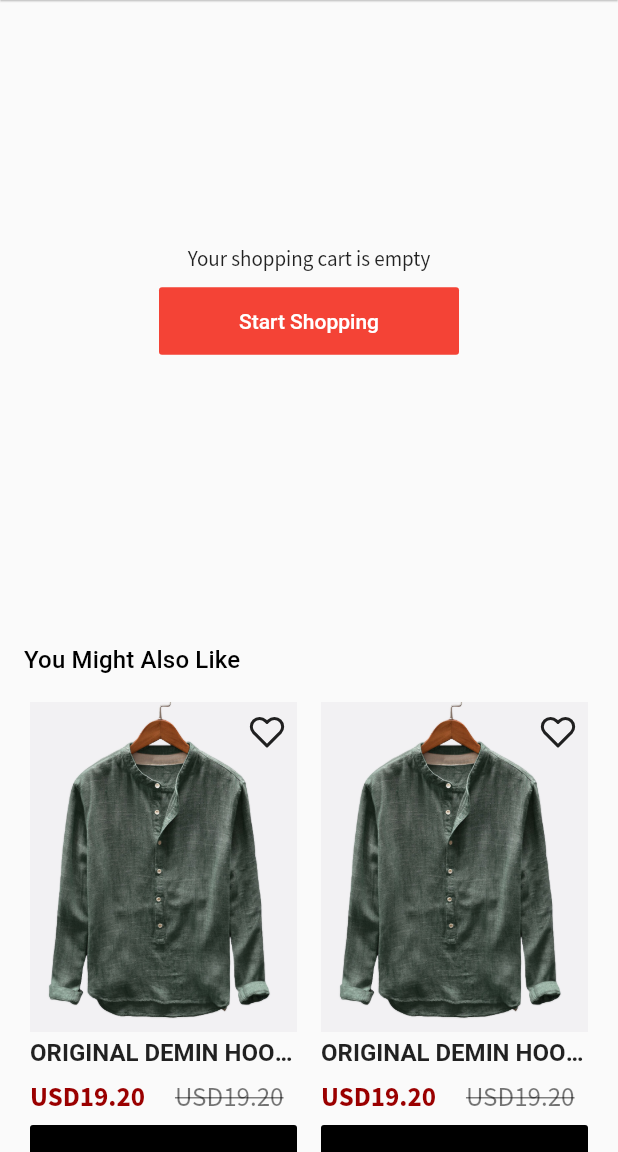
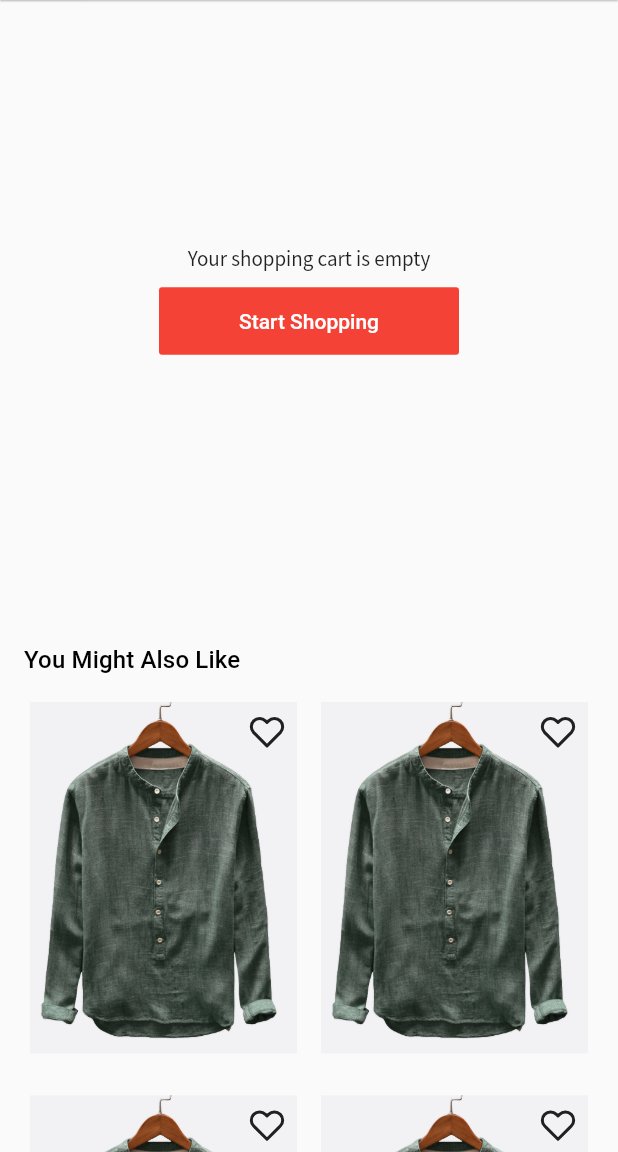
Before and after one commit to olayemii/ezcart, a Flutter app: the Cart screen opened directly, on a phone screen of 412 x 824 dp, the part 84-1236 px from its top. Run offline on Flutter 3.47's test engine with Material 2 defaults, Android fonts, the phone set to English and light mode, and no system bars; our stand-ins replace dots_indicator, dynamic_theme, flutter_icons, google_fonts, intro_slider, md2_tab_indicator.

Commit message:
FIX: remove add to cart button

```diff
--- a/lib/main.dart
+++ b/lib/main.dart
@@ -25,7 +25,7 @@ class MyApp extends StatelessWidget {
           title: 'Flutter Demo',
           debugShowCheckedModeBanner: false,
           theme: theme,
-          initialRoute: CART,
+          initialRoute: CATEGORY,
           onGenerateRoute: onGenerateRoute,
         );
       },
--- a/lib/routes/router.dart
+++ b/lib/routes/router.dart
@@ -1,5 +1,6 @@
 import 'package:ezcart/pages/account.dart';
 import 'package:ezcart/pages/cart.dart';
+import 'package:ezcart/pages/categories.dart';
 import 'package:ezcart/pages/homepage.dart';
 import 'package:ezcart/pages/product_detail.dart';
 import 'package:ezcart/pages/walkthrough.dart';
@@ -20,6 +21,8 @@ Route<dynamic> onGenerateRoute(RouteSettings settings) {
           builder: (BuildContext context) => Walkthrough());
     case CART:
       return MaterialPageRoute(builder: (BuildContext context) => Cart());
+    case CATEGORY:
+      return MaterialPageRoute(builder: (BuildContext context) => Categories());
     default:
       return MaterialPageRoute(
           builder: (BuildContext context) => ProductDetail());
--- a/lib/routes/routes.dart
+++ b/lib/routes/routes.dart
@@ -3,3 +3,4 @@ const String PRODUCT_DETAIL = "/product-detail";
 const String ACCOUNT = "/account";
 const String WALKTHROUGH = "/walkthrough";
 const String CART = "/cart";
+const String CATEGORY = "/category";
--- a/lib/widgets/product_card.dart
+++ b/lib/widgets/product_card.dart
@@ -13,7 +13,7 @@ class ProductCard extends StatelessWidget {
         bottom: 20.0,
       ),
       child: Container(
-        height: 300.0,
+        height: 230.0,
         child: Column(
           children: <Widget>[
             Expanded(
@@ -41,62 +41,62 @@ class ProductCard extends StatelessWidget {
                 ),
               ),
             ),
-            ListTile(
-              contentPadding: EdgeInsets.all(0),
-              title: Text(
-                "Original Demin Hoodie Thick Cotton".toUpperCase(),
-                style: TextStyle(
-                  fontWeight: FontWeight.bold,
-                ),
-                maxLines: 1,
-                overflow: TextOverflow.ellipsis,
-              ),
-              subtitle: Container(
-                child: Column(
-                  crossAxisAlignment: CrossAxisAlignment.stretch,
-                  children: <Widget>[
-                    Padding(
-                      padding: const EdgeInsets.symmetric(vertical: 8.0),
-                      child: Row(
-                        children: <Widget>[
-                          Text(
-                            "USD19.20",
-                            style: TextStyle(
-                              fontSize: 18.0,
-                              color: Color(0xFF9A0000),
-                              fontWeight: FontWeight.bold,
-                            ),
-                          ),
-                          SizedBox(
-                            width: 20.0,
-                          ),
-                          Text(
-                            "USD19.20",
-                            style: TextStyle(
-                              fontSize: 18.0,
-                              decoration: TextDecoration.lineThrough,
-                            ),
-                          ),
-                        ],
-                      ),
-                    ),
-                    Container(
-                      height: 50.0,
-                      child: FlatButton(
-                        child: Text(
-                          "ADD TO BAG",
-                          style: TextStyle(
-                            color: Colors.white,
-                          ),
-                        ),
-                        onPressed: () {},
-                        color: Colors.black,
-                      ),
-                    )
-                  ],
-                ),
-              ),
-            )
+            // ListTile(
+            //   contentPadding: EdgeInsets.all(0),
+            //   title: Text(
+            //     "Original Demin Hoodie Thick Cotton".toUpperCase(),
+            //     style: TextStyle(
+            //       fontWeight: FontWeight.bold,
+            //     ),
+            //     maxLines: 1,
+            //     overflow: TextOverflow.ellipsis,
+            //   ),
+            //   subtitle: Container(
+            //     child: Column(
+            //       crossAxisAlignment: CrossAxisAlignment.stretch,
+            //       children: <Widget>[
+            //         Padding(
+            //           padding: const EdgeInsets.symmetric(vertical: 8.0),
+            //           child: Row(
+            //             children: <Widget>[
+            //               Text(
+            //                 "USD19.20",
+            //                 style: TextStyle(
+            //                   fontSize: 18.0,
+            //                   color: Color(0xFF9A0000),
+            //                   fontWeight: FontWeight.bold,
+            //                 ),
+            //               ),
+            //               SizedBox(
+            //                 width: 20.0,
+            //               ),
+            //               Text(
+            //                 "USD19.20",
+            //                 style: TextStyle(
+            //                   fontSize: 18.0,
+            //                   decoration: TextDecoration.lineThrough,
+            //                 ),
+            //               ),
+            //             ],
+            //           ),
+            //         ),
+            //         Container(
+            //           height: 50.0,
+            //           child: FlatButton(
+            //             child: Text(
+            //               "ADD TO BAG",
+            //               style: TextStyle(
+            //                 color: Colors.white,
+            //               ),
+            //             ),
+            //             onPressed: () {},
+            //             color: Colors.black,
+            //           ),
+            //         )
+            //       ],
+            //     ),
+            //   ),
+            // )
           ],
         ),
       ),
--- a/lib/widgets/suggestions.dart
+++ b/lib/widgets/suggestions.dart
@@ -30,7 +30,7 @@ class Suggestions extends StatelessWidget {
             physics: NeverScrollableScrollPhysics(),
             shrinkWrap: true,
             crossAxisCount: 2,
-            childAspectRatio: 0.5,
+            childAspectRatio: 0.7,
             padding: const EdgeInsets.all(4.0),
             mainAxisSpacing: 8.0,
             crossAxisSpacing: 16.0,
```
Also changed, not shown: lib/pages/categories.dart (added, +50 -0 lines).
